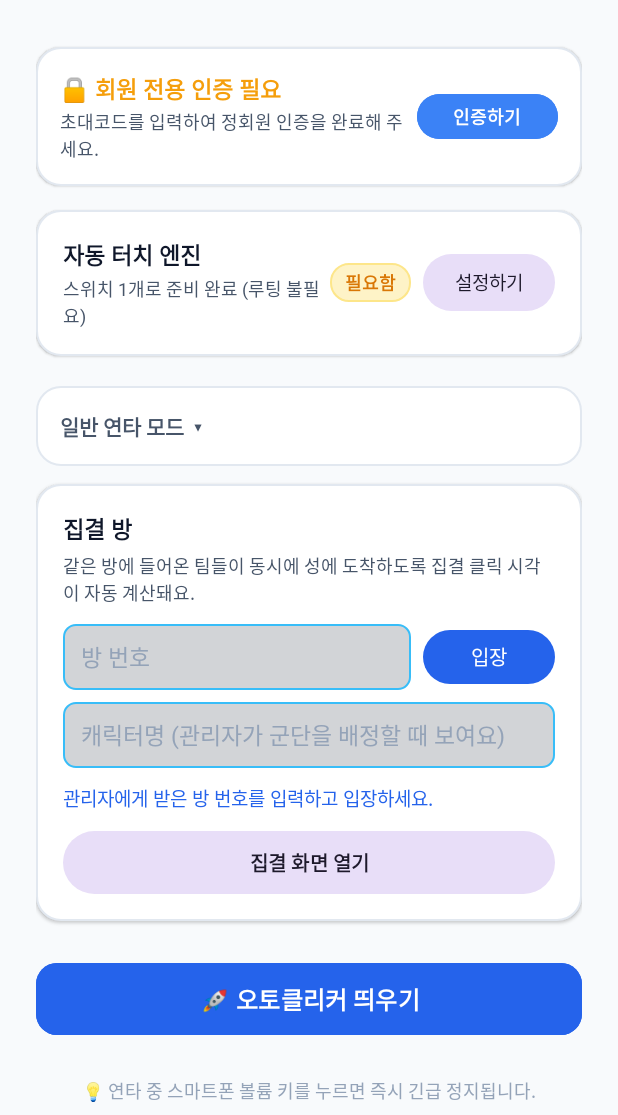
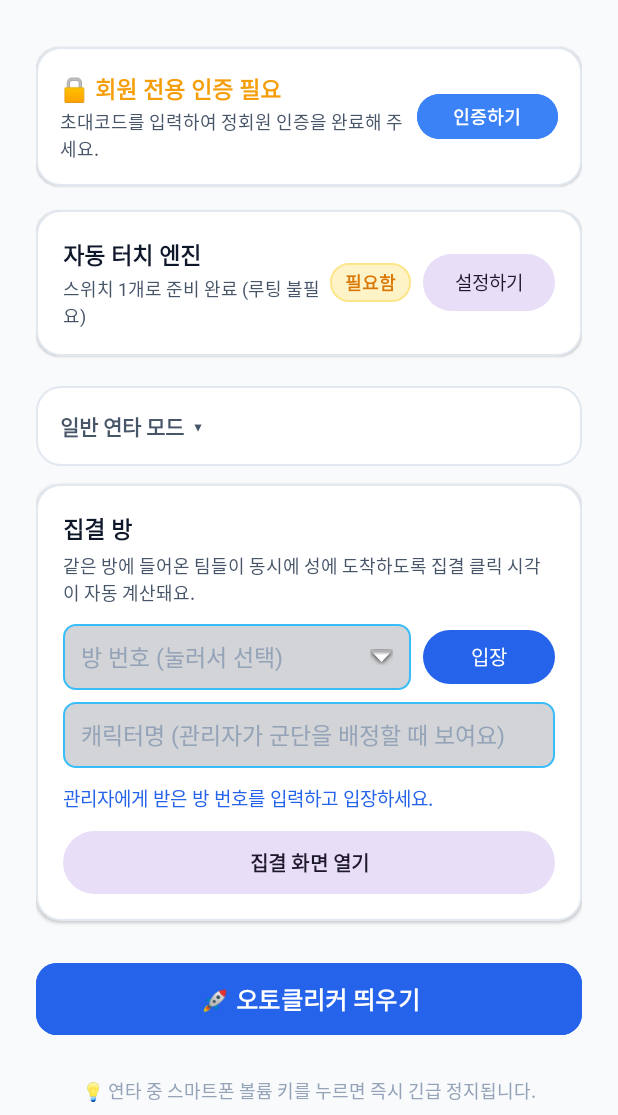
Before and after one commit to songkong72/AutoClicker, an Android app: the screen it shows after launch (MainActivity), after a tap on "내 기기 ID", on a phone screen of 412 x 824 dp, the part 121-1236 px from its top. Run offline under Robolectric (Android 15) with nearby library versions, the phone set to English and light mode, and no system bars; pictures from the network do not load; 2 other taps on this screen came first.

Commit message:
메인 화면 방 번호 칸을 콤보로: 눌러서 들어갔던 방을 고른다
Co-Authored-By: Claude Sonnet 5.5 <noreply@anthropic.com>
Claude-Session: https://claude.ai/code/session_016jpBTB1U9vngyUcTRJpwxx

```diff
--- a/android-app/app/src/main/java/com/sejun/autoclicker/MainActivity.kt
+++ b/android-app/app/src/main/java/com/sejun/autoclicker/MainActivity.kt
@@ -446,7 +446,20 @@ class MainActivity : AppCompatActivity() {
         }
     }
 
+    /** 방 번호 칸을 콤보처럼: 누르면 들어갔던 방 목록이 펼쳐져 고를 수 있다. 처음 받은 번호는 그대로 칠 수도 있다. */
+    private fun setupRoomCombo() {
+        val box = binding.etRoomCode
+        fun reload() {
+            box.setAdapter(android.widget.ArrayAdapter(this, android.R.layout.simple_dropdown_item_1line, RallyRoomHistory.load(roomPrefs())))
+        }
+        reload()
+        box.setOnClickListener { reload(); box.showDropDown() }
+        box.setOnFocusChangeListener { _, has -> if (has) { reload(); box.post { if (box.isAttachedToWindow) box.showDropDown() } } }
+        box.setOnItemClickListener { _, _, _, _ -> box.dismissDropDown() } // 고르면 칸이 채워진다. 입장은 버튼으로
+    }
+
     private fun setupRoomCard() {
+        setupRoomCombo()
         // 입장 버튼을 누르지 않고 앱을 나가도 입력한 이름이 남도록, 입력하는 즉시 기기에 저장한다.
         binding.etCharName.addTextChangedListener(object : android.text.TextWatcher {
             override fun beforeTextChanged(s: CharSequence?, start: Int, count: Int, after: Int) {}
--- a/android-app/app/src/main/res/layout/activity_main.xml
+++ b/android-app/app/src/main/res/layout/activity_main.xml
@@ -542,13 +542,15 @@
                     android:gravity="center_vertical"
                     android:orientation="horizontal">
 
-                    <EditText
+                    <AutoCompleteTextView
                         android:id="@+id/etRoomCode"
                         android:layout_width="0dp"
                         android:layout_height="44dp"
                         android:layout_weight="1"
                         android:background="@drawable/bg_compact_picker"
-                        android:hint="방 번호"
+                        android:completionThreshold="0"
+                        android:drawableEnd="@android:drawable/arrow_down_float"
+                        android:hint="방 번호 (눌러서 선택)"
                         android:imeOptions="actionDone"
                         android:inputType="number"
                         android:maxLength="8"
```
